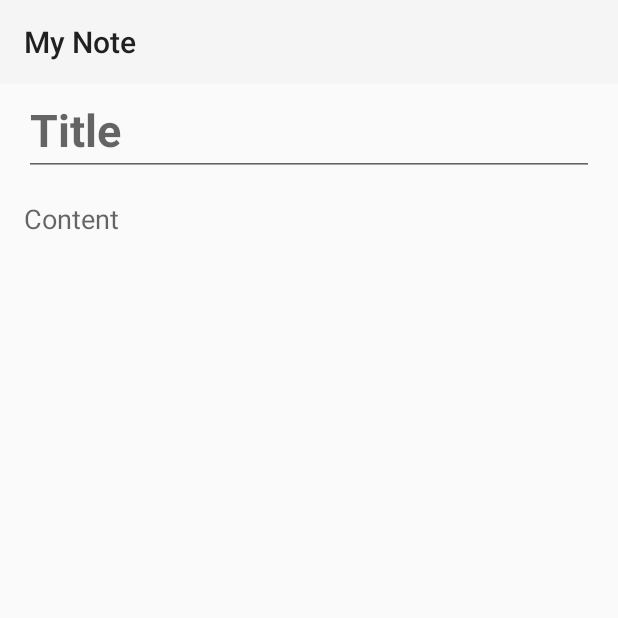
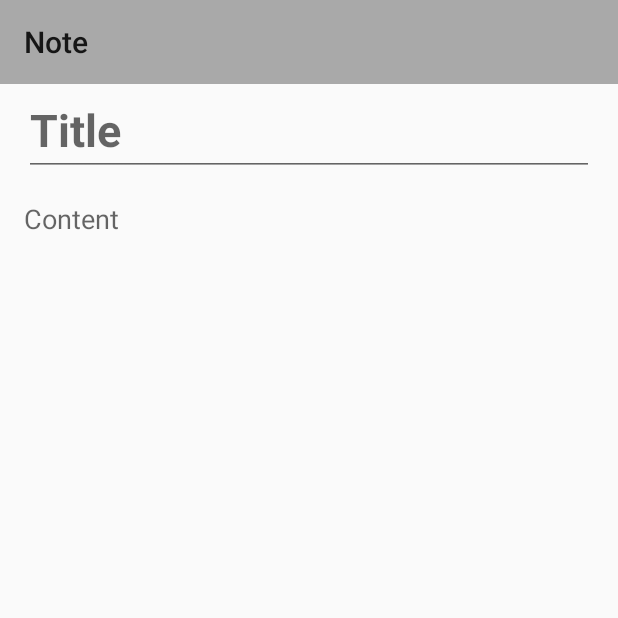
Before and after one commit to akanshajn11/Notes-App, an Android app: the screen it shows after launch (MainActivity), after a tap on an icon or button, on a phone screen of 412 x 824 dp, the top half of it. Run offline under Robolectric (Android 15) with nearby library versions, the phone set to English and light mode, and no system bars; our stand-ins replace data binding; 1 statement that could not run was skipped.

Commit message:
Style change

```diff
--- a/app/src/main/java/com/example/notes/MainFragment.kt
+++ b/app/src/main/java/com/example/notes/MainFragment.kt
@@ -27,7 +27,7 @@ class MainFragment : Fragment() {
         setHasOptionsMenu(true)
 
         val toolbar: Toolbar = (activity as AppCompatActivity).findViewById(R.id.toolbar)
-        toolbar.title = "Notes"
+        toolbar.title = "My Notes"
 
         binding = DataBindingUtil.inflate<FragmentMainBinding>(
             inflater,
--- a/app/src/main/java/com/example/notes/NoteFragment.kt
+++ b/app/src/main/java/com/example/notes/NoteFragment.kt
@@ -24,7 +24,7 @@ class NoteFragment : Fragment() {
     ): View? {
 
         val toolbar: Toolbar = (activity as AppCompatActivity).findViewById(R.id.toolbar)
-        toolbar.title = "My Note"
+        toolbar.title = "Note"
 
         binding = DataBindingUtil.inflate<FragmentNoteBinding>(
             inflater,
--- a/app/src/main/res/values/colors.xml
+++ b/app/src/main/res/values/colors.xml
@@ -1,6 +1,7 @@
 <?xml version="1.0" encoding="utf-8"?>
 <resources>
-    <color name="colorPrimary">#6200EE</color>
+<!--    <color name="colorPrimary">#6200EE</color>-->
+    <color name="colorPrimary">#A9A9A9</color>
     <color name="colorPrimaryDark">#3700B3</color>
     <color name="colorAccent">#03DAC5</color>
 </resources>
--- a/app/src/main/res/values/styles.xml
+++ b/app/src/main/res/values/styles.xml
@@ -2,9 +2,9 @@
 
     <style name="AppTheme" parent="Theme.AppCompat.Light.NoActionBar">
         <item name="windowActionModeOverlay">true</item>
-<!--        <item name="colorPrimary">@color/colorPrimary</item>&ndash;&gt;-->
-<!--        <item name="colorPrimaryDark">@color/colorPrimaryDark</item>-->
-<!--        <item name="colorAccent">@color/colorAccent</item>-->
+        <item name="colorPrimary">@color/colorPrimary</item>-->
+        <item name="colorPrimaryDark">@color/colorPrimaryDark</item>
+        <item name="colorAccent">@color/colorAccent</item>
 
     </style>
 
```
